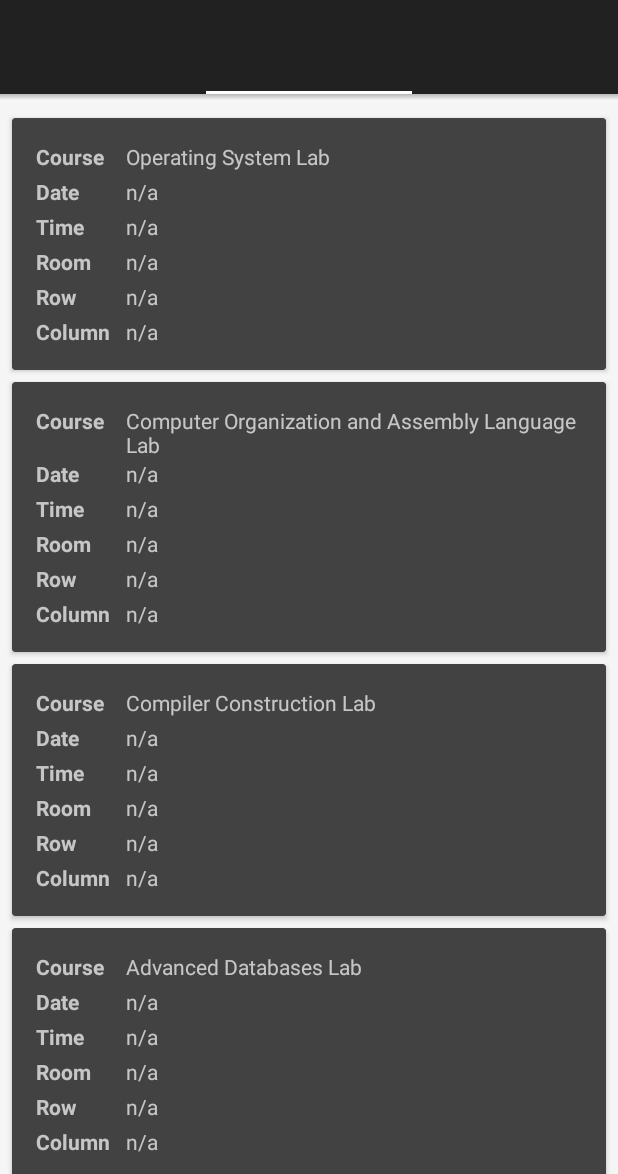
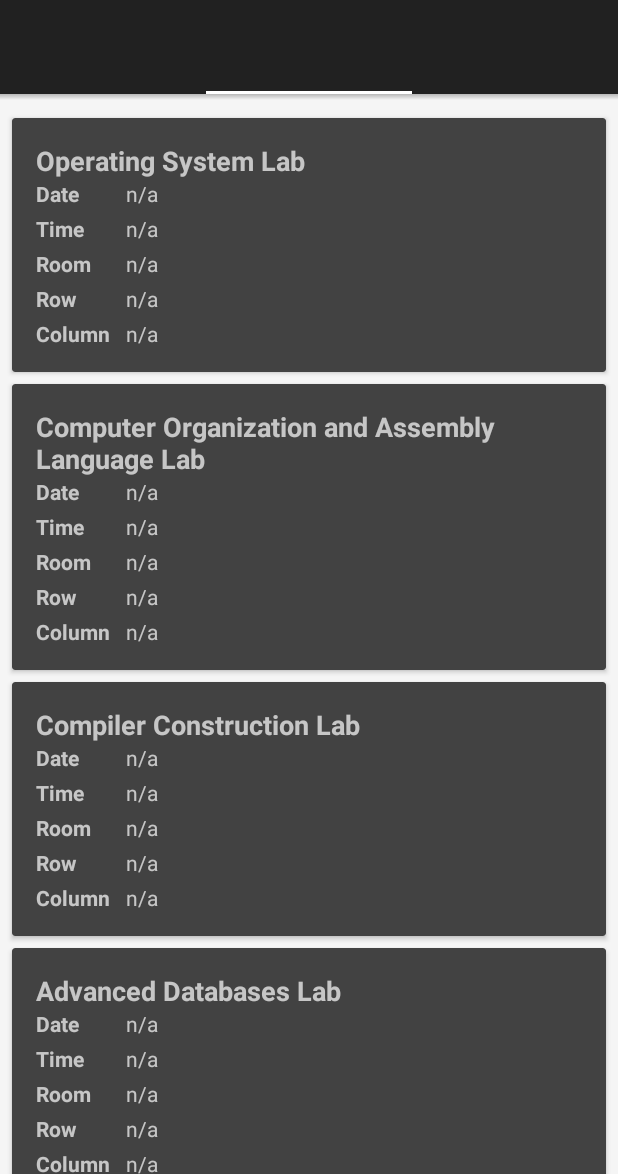
Before and after one commit to AhmedKhattak/BahriaUniversityStudentProfileGUI, an Android app: the screen it shows after launch (MainActivity), tab 2 chosen, on a phone screen of 412 x 824 dp, the part 62-1236 px from its top. Run offline under Robolectric (Android 15) with nearby library versions, the phone set to English and light mode, and no system bars; libraries missing offline, so code that uses them is left out: com.h6ah4i.android, com.mikepenz.community_material_typeface_library, com.mikepenz.fontawesome_typeface_library, com.mikepenz.iconics, com.squareup.leakcanary; 21 statements that could not run were skipped.

Commit message:
changed text size

```diff
--- a/app/src/main/res/layout/examseatingalternate.xml
+++ b/app/src/main/res/layout/examseatingalternate.xml
@@ -8,9 +8,7 @@
     android:layout_height="wrap_content"
     android:layout_marginLeft="8dp"
     android:layout_marginRight="8dp"
-    android:layout_marginTop="8dp"
-    >
-
+    android:layout_marginTop="8dp">
 
 
     <LinearLayout
@@ -22,97 +20,88 @@
         <LinearLayout
             android:layout_width="match_parent"
             android:layout_height="wrap_content"
-            android:orientation="horizontal"
-            >
-            <TextView
-                android:id="@+id/course"
-                android:layout_width="60dp"
-                android:layout_height="wrap_content"
-                android:text="Course"
-                android:textStyle="bold"
-                android:layout_marginBottom="4dp"/>
+            android:orientation="horizontal">
 
             <TextView
                 android:id="@+id/courseval"
                 android:layout_width="wrap_content"
                 android:layout_height="wrap_content"
-                android:text="-"
                 android:layout_toRightOf="@+id/course"
-                />
+                android:text="course"
+                android:textSize="18sp"
+                android:textStyle="bold" />
         </LinearLayout>
 
 
         <LinearLayout
             android:layout_width="match_parent"
             android:layout_height="wrap_content"
-            android:orientation="horizontal"
-            >
+            android:orientation="horizontal">
+
             <TextView
                 android:id="@+id/date"
                 android:layout_width="60dp"
                 android:layout_height="wrap_content"
                 android:layout_below="@id/courseval"
+                android:layout_marginBottom="4dp"
                 android:text="Date"
-                android:textStyle="bold"
-                android:layout_marginBottom="4dp"/>
+                android:textStyle="bold" />
 
             <TextView
                 android:id="@+id/dateval"
                 android:layout_width="wrap_content"
                 android:layout_height="wrap_content"
-                android:text="-"
+                android:layout_below="@+id/courseval"
                 android:layout_toRightOf="@+id/date"
-                android:layout_below="@+id/courseval"
-                />
+                android:text="-" />
         </LinearLayout>
 
 
         <LinearLayout
             android:layout_width="match_parent"
             android:layout_height="wrap_content"
-            android:orientation="horizontal"
-            >
+            android:orientation="horizontal">
+
             <TextView
                 android:id="@+id/time"
                 android:layout_width="60dp"
                 android:layout_height="wrap_content"
                 android:layout_below="@id/dateval"
+                android:layout_marginBottom="4dp"
                 android:text="Time"
-                android:textStyle="bold"
-                android:layout_marginBottom="4dp"/>
+                android:textStyle="bold" />
 
             <TextView
                 android:id="@+id/timeval"
                 android:layout_width="wrap_content"
                 android:layout_height="wrap_content"
-                android:text="-"
+                android:layout_below="@+id/dateval"
                 android:layout_toRightOf="@+id/time"
-                android:layout_below="@+id/dateval"
-                />
+                android:text="-" />
         </LinearLayout>
 
 
         <LinearLayout
             android:layout_width="match_parent"
             android:layout_height="wrap_content"
-            android:orientation="horizontal"
-            >
+            android:orientation="horizontal">
+
             <TextView
                 android:id="@+id/room"
                 android:layout_width="60dp"
                 android:layout_height="wrap_content"
                 android:layout_below="@+id/timeval"
+                android:layout_marginBottom="4dp"
                 android:text="Room"
-                android:textStyle="bold"
-                android:layout_marginBottom="4dp" />
+                android:textStyle="bold" />
 
             <TextView
                 android:id="@+id/roomval"
                 android:layout_width="wrap_content"
                 android:layout_height="wrap_content"
+                android:layout_below="@+id/timeval"
+                android:layout_toRightOf="@+id/room"
                 android:text="-"
-                android:layout_toRightOf="@+id/room"
-                android:layout_below="@+id/timeval"
 
                 />
         </LinearLayout>
@@ -121,50 +110,47 @@
         <LinearLayout
             android:layout_width="match_parent"
             android:layout_height="wrap_content"
-            android:orientation="horizontal"
-            >
+            android:orientation="horizontal">
+
             <TextView
                 android:id="@+id/row"
                 android:layout_width="60dp"
                 android:layout_height="wrap_content"
                 android:layout_below="@+id/roomval"
+                android:layout_marginBottom="4dp"
                 android:text="Row"
-                android:textStyle="bold"
-                android:layout_marginBottom="4dp"/>
+                android:textStyle="bold" />
 
             <TextView
                 android:id="@+id/rowval"
                 android:layout_width="wrap_content"
                 android:layout_height="wrap_content"
-                android:text="-"
+                android:layout_below="@+id/roomval"
                 android:layout_toRightOf="@+id/row"
-                android:layout_below="@+id/roomval"
-                />
+                android:text="-" />
         </LinearLayout>
 
         <LinearLayout
             android:layout_width="match_parent"
             android:layout_height="wrap_content"
-            android:orientation="horizontal"
-            >
+            android:orientation="horizontal">
+
             <TextView
                 android:id="@+id/column"
                 android:layout_width="60dp"
                 android:layout_height="wrap_content"
                 android:layout_below="@+id/rowval"
                 android:text="Column"
-                android:textStyle="bold"
-                />
+                android:textStyle="bold" />
 
 
             <TextView
                 android:id="@+id/columnval"
                 android:layout_width="wrap_content"
                 android:layout_height="wrap_content"
-                android:text="-"
+                android:layout_below="@+id/rowval"
                 android:layout_toRightOf="@+id/column"
-                android:layout_below="@+id/rowval"
-                />
+                android:text="-" />
         </LinearLayout>
 
     </LinearLayout>
```
